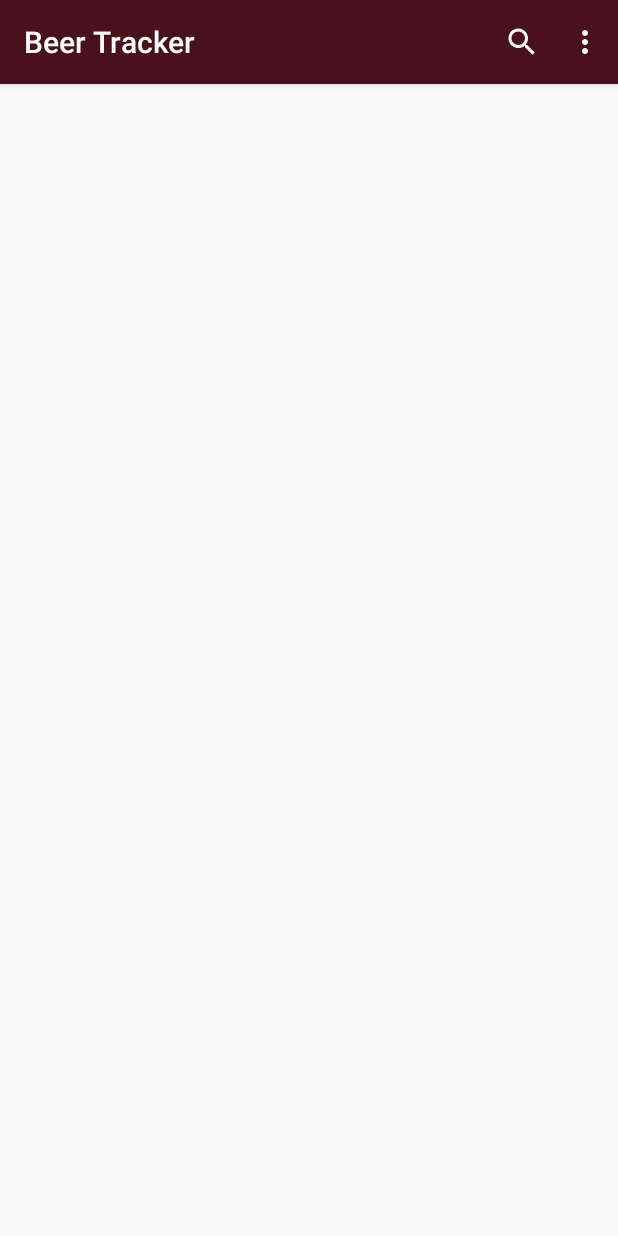
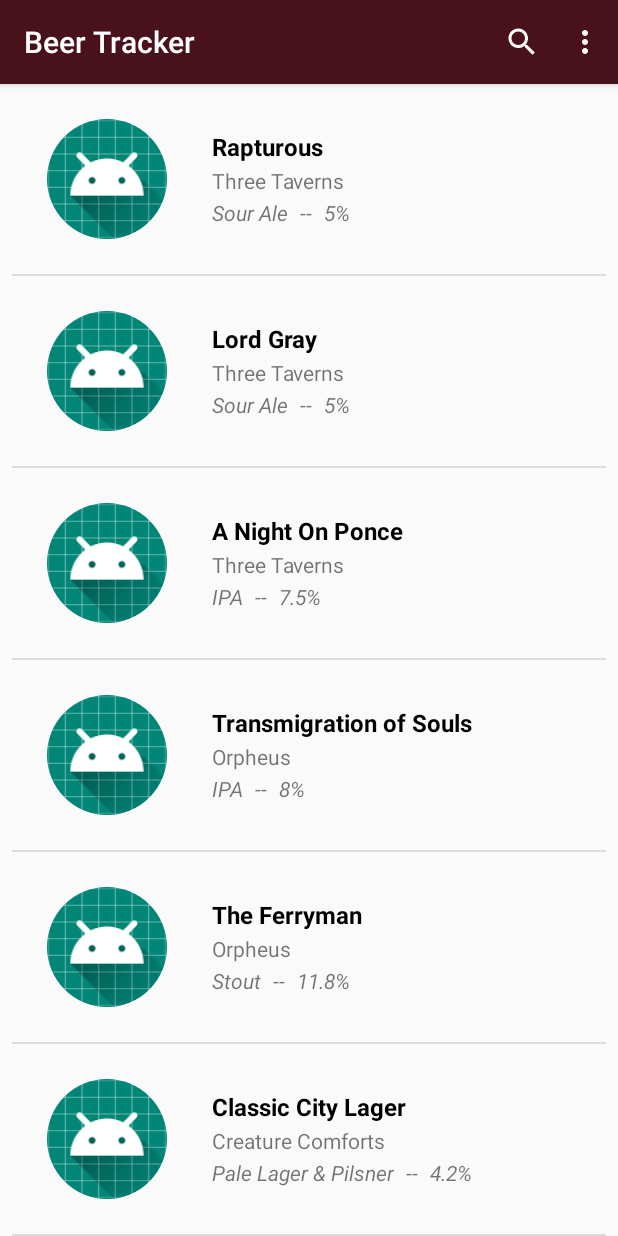
Before and after one commit to fsanchez4/Beer-Tracker-App, an Android app: the screen it shows after launch (MainActivity), on a phone screen of 412 x 824 dp. Run offline under Robolectric (Android 15) with nearby library versions, the phone set to English and light mode, and no system bars; our stand-ins replace CircleImageView, Room's generated code; libraries missing offline, so code that uses them is left out: com.mancj.materialsearchbar.

Commit message:
fixed bugs on startup, delete, and adapter selection

```diff
--- a/app/src/main/java/com/csc4360/beertracker/AddBeerFragment.java
+++ b/app/src/main/java/com/csc4360/beertracker/AddBeerFragment.java
@@ -20,10 +20,13 @@
 import android.widget.Spinner;
 import android.widget.Toast;
 
+import com.csc4360.beertracker.DatabaseModel.AppDatabase;
 import com.csc4360.beertracker.DatabaseModel.Beer;
 
 
 public class AddBeerFragment extends Fragment {
+
+    public static AppDatabase appDatabase;
 
     private EditText beerTextInput;
     // private EditText breweryTextInput;
@@ -59,7 +62,8 @@
 
                 // DB add
                 MainActivity.appDatabase.beerDao().insert(beer);
-                MainActivity.adapter.notifyDataSetChanged();
+                int position = MainActivity.appDatabase.beerDao().getBeerNames().size();
+                MainActivity.adapter.notifyItemInserted(position);
 
                 Toast.makeText(getActivity(), "Beer added successfully", Toast.LENGTH_LONG)
                         .show();
--- a/app/src/main/java/com/csc4360/beertracker/DatabaseModel/AppDatabase.java
+++ b/app/src/main/java/com/csc4360/beertracker/DatabaseModel/AppDatabase.java
@@ -19,6 +19,7 @@
 @Database(entities = {Beer.class, Brewery.class, BeerTypes.class}, version = 1, exportSchema = false)
 public abstract class AppDatabase extends RoomDatabase {
 
+    private static String TAG = "AppDatabase";
     private static AppDatabase INSTANCE;
     private static final String DB_NAME = "atl_beer.db";
 
@@ -49,6 +50,7 @@
 
     public void clearDb() {
         if (INSTANCE != null) {
+            Log.d(TAG, "clearDb: *******************");
             new PopulateDbAsync(INSTANCE).execute();
         }
     }
@@ -84,18 +86,17 @@
             System.out.println(Arrays.toString(preBeerTypeData));
 
             for (Beer beer : preBeerData) {
-                System.out.println("APPDATABASE :  POPULATING BEER DATA ...");
-
+                // System.out.println("APPDATABASE :  POPULATING BEER DATA ...");
                 beerDao.insert(beer);
             }
 
             for (Brewery brewery : preBreweryData) {
-                System.out.println("APPDATABASE :  POPULATING BREWERY DATA ...");
+                // System.out.println("APPDATABASE :  POPULATING BREWERY DATA ...");
                 breweryDao.insert(brewery);
             }
 
             for (BeerTypes beerType : preBeerTypeData) {
-                System.out.println("APPDATABASE : POPULATING TYPE DATA ...");
+                // System.out.println("APPDATABASE : POPULATING TYPE DATA ...");
                 beerTypesDao.insert(beerType);
             }
             return null;
--- a/app/src/main/java/com/csc4360/beertracker/DatabaseModel/BeerDao.java
+++ b/app/src/main/java/com/csc4360/beertracker/DatabaseModel/BeerDao.java
@@ -19,11 +19,23 @@
     @Query("SELECT beer_name FROM beers")
     List<String> getBeerNames();
 
+    @Query("SELECT beer_mfg FROM beers")
+    List<String> getBreweryNames();
+
+    @Query("SELECT beer_type FROM beers")
+    List<String> getBeerTypes();
+
+    @Query("SELECT alcohol_content FROM beers")
+    List<String> getBeerABVs();
+
     @Query("SELECT * FROM beers WHERE beer_name=:name")
     List<Beer> getBeerByName(String name);
 
     @Query("SELECT * FROM beers WHERE beer_id=:beerId")
     Beer getBeer(int beerId);
+
+    @Query("SELECT * FROM beers WHERE beer_name=:name")
+    Beer getBeerByStringName(String name);
 
     @Insert(onConflict = OnConflictStrategy.REPLACE)
     void insert(Beer beer);
--- a/app/src/main/java/com/csc4360/beertracker/DatabaseModel/BreweryDao.java
+++ b/app/src/main/java/com/csc4360/beertracker/DatabaseModel/BreweryDao.java
@@ -1,6 +1,5 @@
 package com.csc4360.beertracker.DatabaseModel;
 
-import androidx.lifecycle.LiveData;
 import androidx.room.Dao;
 import androidx.room.Delete;
 import androidx.room.Insert;
--- a/app/src/main/java/com/csc4360/beertracker/MainActivity.java
+++ b/app/src/main/java/com/csc4360/beertracker/MainActivity.java
@@ -17,6 +17,7 @@
 import android.view.Menu;
 import android.view.MenuInflater;
 import android.view.MenuItem;
+import android.view.View;
 import android.widget.Toast;
 
 
@@ -24,6 +25,7 @@
 import com.csc4360.beertracker.Controller.SearchAdapter;
 import com.csc4360.beertracker.DatabaseModel.AppDatabase;
 import com.csc4360.beertracker.DatabaseModel.Beer;
+import com.csc4360.beertracker.DatabaseModel.BeerDao;
 import com.mancj.materialsearchbar.MaterialSearchBar;
 
 import java.util.ArrayList;
@@ -37,7 +39,13 @@
 
     public RecyclerView recyclerView;
     public static RecyclerViewAdapter adapter;
+
     private List<Beer> data;
+    private ArrayList<String> beerNames;
+    private ArrayList<String> breweryNames;
+    private ArrayList<String> beerTypes;
+    private ArrayList<String> aBv;
+
 
     @Override
     protected void onCreate(Bundle savedInstanceState) {
@@ -53,36 +61,11 @@
         appDatabase = AppDatabase.getDatabase(this);
         data = appDatabase.beerDao().getAllBeers();
 
-        // Data structures for organizing data on main recyclerView prepopulate
-        ArrayList<String> beerNames = new ArrayList<>(data.size());
-        ArrayList<String> breweryNames = new ArrayList<>(data.size());
-        ArrayList<String> beerTypes = new ArrayList<>(data.size());
-        ArrayList<String> aBv = new ArrayList<>(data.size());
-
-        for (int i = 0; i < data.size(); i++) {
-            Log.d(TAG, "ARRAYLISTS BEING POPULATED ...");
-
-            Beer beer = data.get(i);
-
-            beerNames.add(beer.getName());
-            breweryNames.add(beer.getBrewery());
-            beerTypes.add(beer.getType());
-            aBv.add(beer.getAbv());
-        }
-
-        // Data check
-        for (int i = 0; i < data.size(); i++) {
-            System.out.println(data.get(i).getBeer_id() + ", " + beerNames.get(i) + ", " + breweryNames.get(i)
-                    + ", " + beerTypes.get(i) + ", "  + aBv.get(i));
-            System.out.println("\n");
-        }
-
         // RecyclerView
-        Log.d(TAG, "initRecyclerView : init recyclerview...");
+        Log.d(TAG, "initRecyclerView : running ... ");
         recyclerView = findViewById(R.id.main_recyclerView);
         recyclerView.setLayoutManager(new LinearLayoutManager(this));
-        adapter = new RecyclerViewAdapter(beerNames, breweryNames, beerTypes,
-                aBv, this);
+        adapter = setData();
         recyclerView.setAdapter(adapter);
 
         // RecyclerView divider
@@ -103,13 +86,18 @@
             @Override
             public void onSwiped(@NonNull RecyclerView.ViewHolder viewHolder, int direction) {
                 int position = viewHolder.getAdapterPosition();
-                removeItem(position);
+
+                appDatabase.beerDao().delete(data.get(position));
+                data.remove(position);
+                adapter.notifyItemRemoved(position);
+                adapter.notifyItemRangeChanged(position, data.size());
+                updateAdapter();
+                // recyclerView.setAdapter(adapter);
+
                 Toast.makeText(MainActivity.this, "Beer deleted...", Toast.LENGTH_SHORT)
                         .show();
-
             }
         });
-
         helper.attachToRecyclerView(recyclerView);
 
 
@@ -123,6 +111,43 @@
 //
 //        initRecyclerView();
 //    }
+
+    public RecyclerViewAdapter setData() {
+
+        Log.d(TAG, "setData: DATA ... " + data);
+
+        for (int i = 0; i < 10; i++) {
+            if (data.size() < 10) {
+                data = appDatabase.beerDao().getAllBeers();
+                if (data.size() == 9) {
+                    Log.d(TAG, "setData: PRINT i ..." + i);
+                    break;
+                }
+            }
+        }
+
+        // Data structures for organizing data on main recyclerView prepopulate
+        beerNames = new ArrayList<>(data.size());
+        breweryNames = new ArrayList<>(data.size());
+        beerTypes = new ArrayList<>(data.size());
+        aBv = new ArrayList<>(data.size());
+
+        for (int i = 0; i < data.size(); i++) {
+            Beer beer = data.get(i);
+            beerNames.add(beer.getName());
+            breweryNames.add(beer.getBrewery());
+            beerTypes.add(beer.getType());
+            aBv.add(beer.getAbv());
+        }
+
+        // Creating new adapter
+        adapter = new RecyclerViewAdapter(beerNames, breweryNames, beerTypes, aBv,
+                this);
+
+        Log.d(TAG, "setData: ADAPTER = " + adapter);
+        return adapter;
+
+    }
 
     @Override
     public boolean onCreateOptionsMenu(Menu menu) {
@@ -151,6 +176,9 @@
             case R.id.delete_beer_action:
                 // User chose the "Delete" action
                 appDatabase.beerDao().deleteAll();
+                data.clear();
+                updateAdapter();
+                // recyclerView.setAdapter(adapter);
                 return true;
 
             default:
@@ -161,17 +189,43 @@
         }
     }
 
+
     @Override
     public void onBeerClick(int position) {
+
         Log.d(TAG, "onBeerClicked." + position);
         Intent intent = new Intent(this, DetailsActivity.class);
-        intent.putExtra(DetailsActivity.EXTRA_BEER_ID, position);
+        // intent.putExtra(DetailsActivity.EXTRA_BEER_ID, position);
+        // appDatabase = AppDatabase.getDatabase(this);
+        // setData();
+        updateAdapter();
+        intent.putExtra(DetailsActivity.EXTRA_BEER_NAME, data.get(position).getName());
         startActivity(intent);
     }
 
-    private void removeItem(int id) {
-        appDatabase.beerDao().delete(data.get(id));
+    public void updateAdapter() {
+        // Beer list
+        data = appDatabase.beerDao().getAllBeers();
+
+        // Data structures for organizing data on main recyclerView prepopulate
+        beerNames = new ArrayList<>(data.size());
+        breweryNames = new ArrayList<>(data.size());
+        beerTypes = new ArrayList<>(data.size());
+        aBv = new ArrayList<>(data.size());
+
+        for (int i = 0; i < data.size(); i++) {
+            Beer beer = data.get(i);
+            beerNames.add(beer.getName());
+            breweryNames.add(beer.getBrewery());
+            beerTypes.add(beer.getType());
+            aBv.add(beer.getAbv());
+        }
+        adapter.setBeerNames(beerNames);
+        adapter.setBreweryNames(breweryNames);
+        adapter.setBeerTypes(beerTypes);
+        adapter.setaBv(aBv);
+        adapter.setmOnBeerListener(this);
         adapter.notifyDataSetChanged();
-    }
+}
 
 }
--- a/app/src/main/java/com/csc4360/beertracker/SearchFragment.java
+++ b/app/src/main/java/com/csc4360/beertracker/SearchFragment.java
@@ -4,6 +4,7 @@
 import android.os.Bundle;
 
 import androidx.fragment.app.Fragment;
+import androidx.recyclerview.widget.DividerItemDecoration;
 import androidx.recyclerview.widget.LinearLayoutManager;
 import androidx.recyclerview.widget.RecyclerView;
 
@@ -54,6 +55,11 @@
         recyclerView = view.findViewById(R.id.search_recyclerView);
         recyclerView.setLayoutManager(new LinearLayoutManager(this.getActivity()));
         recyclerView.setHasFixedSize(true);
+
+        // RecyclerView divider
+        DividerItemDecoration dividerItemDecoration = new DividerItemDecoration(recyclerView.getContext(),
+                DividerItemDecoration.VERTICAL);
+        recyclerView.addItemDecoration(dividerItemDecoration);
 
         materialSearchBar = view.findViewById(R.id.s_bar);
         materialSearchBar.setHint("Search");
--- a/app/src/main/res/layout/activity_main.xml
+++ b/app/src/main/res/layout/activity_main.xml
@@ -15,13 +15,19 @@
         android:theme="@style/ThemeOverlay.AppCompat.Dark.ActionBar"
         app:popupTheme="@style/Theme.AppCompat.Light"/>
 
-    <androidx.recyclerview.widget.RecyclerView
-        android:id="@+id/main_recyclerView"
-        android:layout_marginStart="8dp"
-        android:layout_marginEnd="8dp"
+    <FrameLayout
         android:layout_width="match_parent"
-        android:layout_height="match_parent"
-        android:layout_below="@+id/appToolbar" />
+        android:layout_height="wrap_content"
+        android:layout_below="@+id/appToolbar">
+
+        <androidx.recyclerview.widget.RecyclerView
+            android:id="@+id/main_recyclerView"
+            android:layout_marginStart="8dp"
+            android:layout_marginEnd="8dp"
+            android:layout_width="match_parent"
+            android:layout_height="match_parent" />
+
+    </FrameLayout>
 
 
 </RelativeLayout>
```
Also changed, not shown: app/src/main/java/com/csc4360/beertracker/Controller/RecyclerViewAdapter.java (+48 -0 lines), app/src/main/java/com/csc4360/beertracker/DetailsActivity.java (+9 -3 lines), app/src/main/java/com/csc4360/beertracker/DetailsFragment.java (+28 -6 lines).
